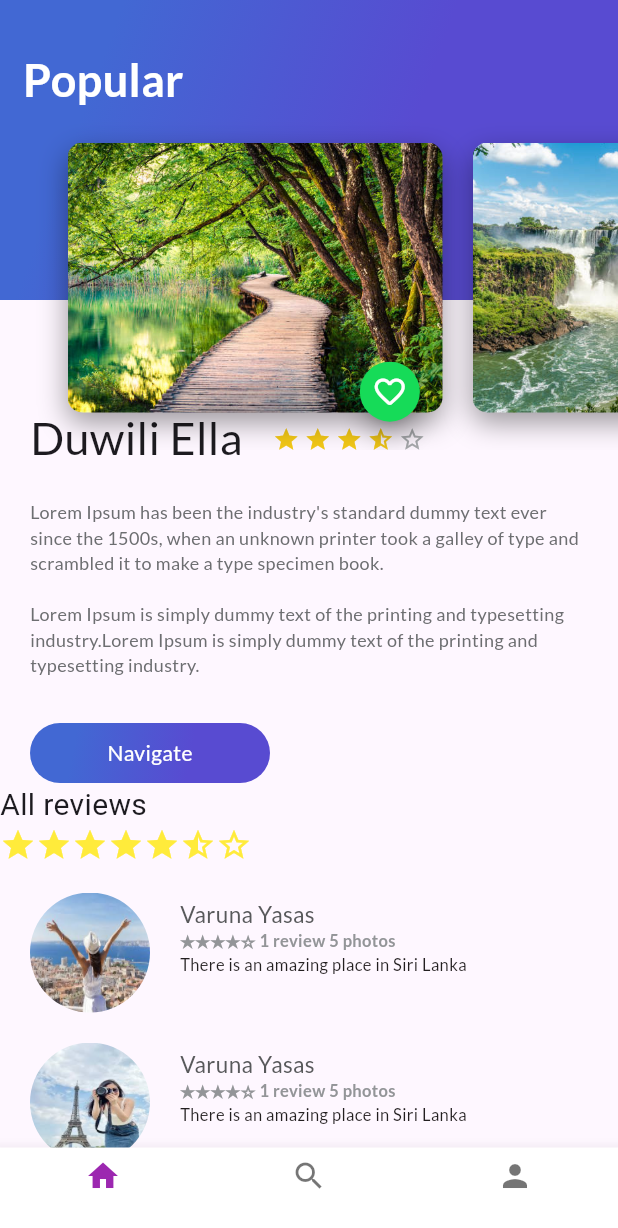
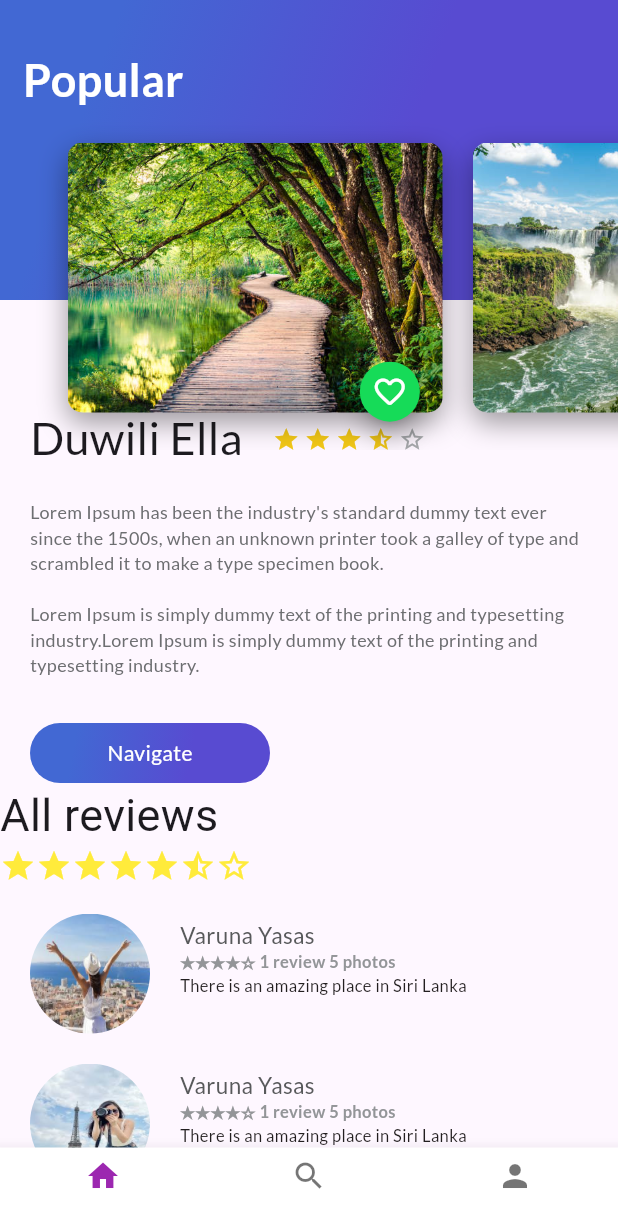
Before and after one commit to CharlesSinchigalo/sinchigaloCharlesEvaluacion, a Flutter app: the screen it shows after launch, on a phone screen of 412 x 824 dp. Shown: the top 1228 px of the screen. Run offline on Flutter 3.47's test engine with Material 3 defaults, Android fonts, the phone set to English and light mode, and no system bars; our stand-ins replace google_fonts.

Commit message:
revie_list_cdsc.dart

```diff
--- a/lib/review_list.dart
+++ b/lib/review_list.dart
@@ -11,7 +11,7 @@ class ReviewList extends StatelessWidget {
       children: <Widget>[
         Text(
           'All reviews', // Texto aumentado
-          style: TextStyle(fontSize: 20), // Aumentar el tamaño del texto
+          style: TextStyle(fontSize: 30), // Aumentar el tamaño del texto
         ),
         Row(
           children: <Widget>[
```
